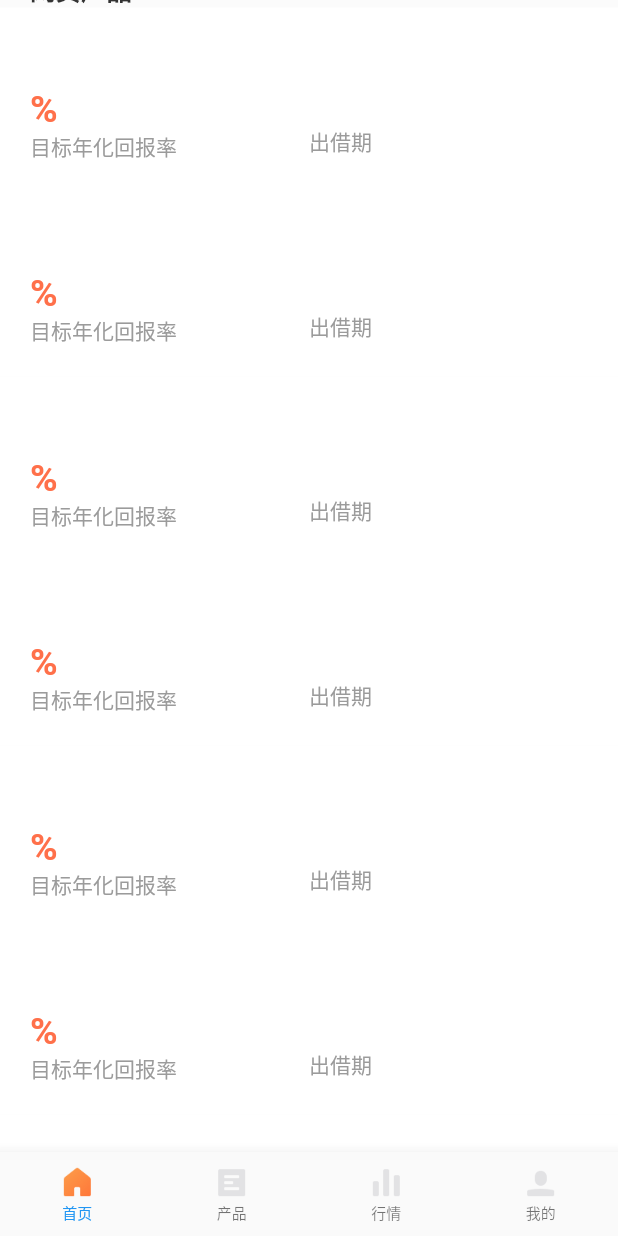
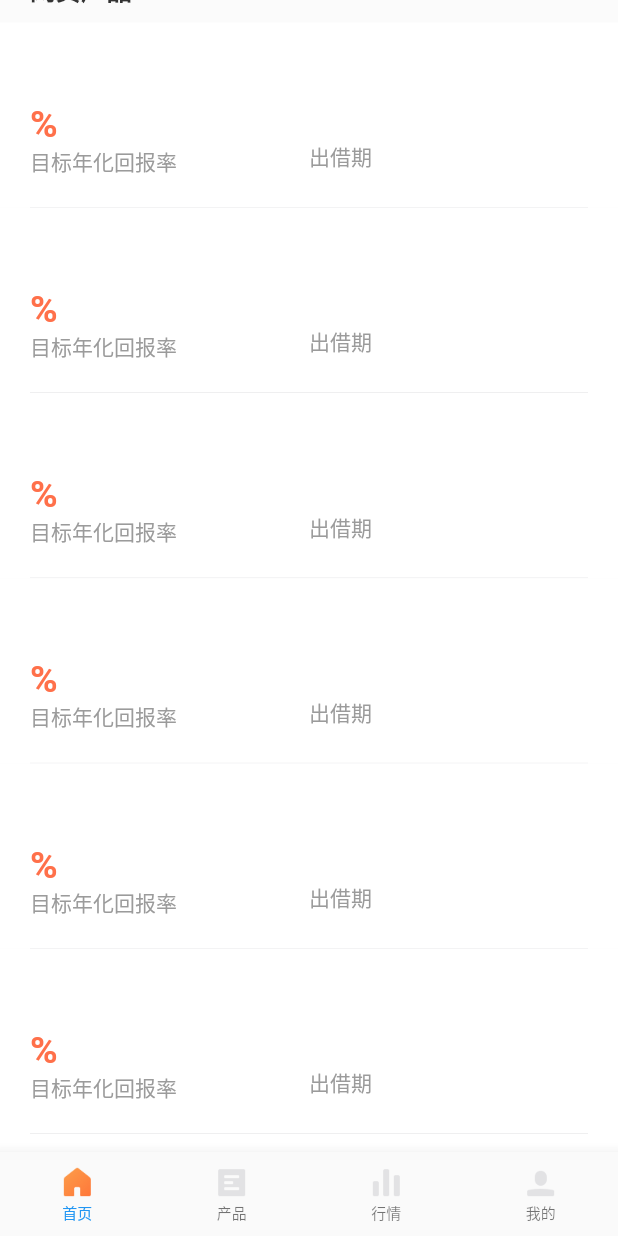
Before and after one commit to xiefeiyangshang/Mine_FL, a Flutter app: the screen it shows after launch, scrolled down 576 dp, on a phone screen of 412 x 824 dp. Run offline on Flutter 3.47's test engine with Material 2 defaults, Android fonts, the phone set to English and light mode, and no system bars; our stand-ins replace cookie_jar, dio, fluro, fluttertoast, shared_preferences, transparent_image; network calls fail; statements that could not run were skipped.

Commit message:
Add homePage

```diff
--- a/lib/views/home.dart
+++ b/lib/views/home.dart
@@ -307,7 +307,7 @@ class _ScrollHome extends State<HomeScreen>
           height: 10,
         ),
         Container(
-          padding: EdgeInsets.fromLTRB(20, 10, 20, 0),
+          padding: EdgeInsets.fromLTRB(20, 10, 20, 10),
           color: Color(0xFFFBFBFB),
           alignment: Alignment.topLeft,
           child: Text(
@@ -406,6 +406,10 @@ class _ScrollHome extends State<HomeScreen>
               ],
             ),
           ),
+          Container(
+            height: 0.5,
+            color: Color(0xFFEAEAEB),
+          )
         ],
       ),
     );
```
